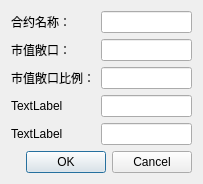
This is setting_riskctrl.ui in ChengruiGu/CMF_Marketmaker as Qt 5 draws it before an edit. The edited form follows.
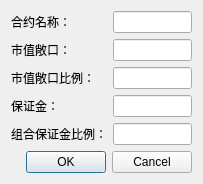
This is the edited form.

```diff
--- a/setting_riskctrl.ui
+++ b/setting_riskctrl.ui
@@ -47,7 +47,7 @@
    <item row="3" column="0">
     <widget class="QLabel" name="label_4">
      <property name="text">
-      <string>TextLabel</string>
+      <string>保证金：</string>
      </property>
     </widget>
    </item>
@@ -57,7 +57,7 @@
    <item row="4" column="0">
     <widget class="QLabel" name="label_5">
      <property name="text">
-      <string>TextLabel</string>
+      <string>组合保证金比例：</string>
      </property>
     </widget>
    </item>
```
